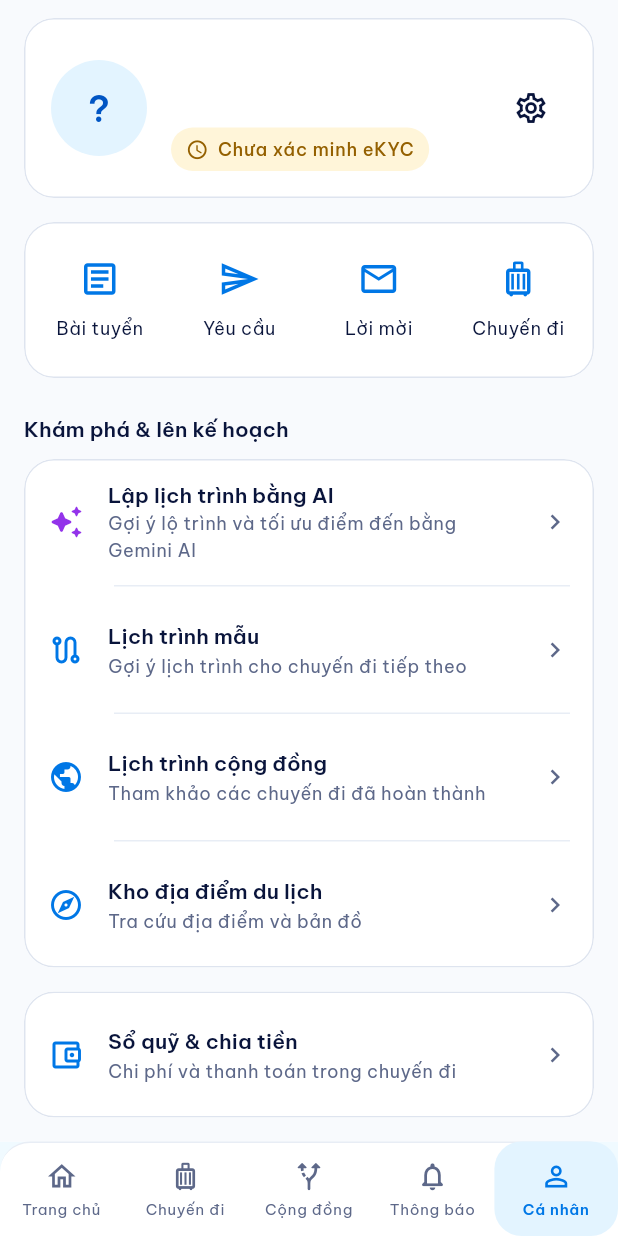
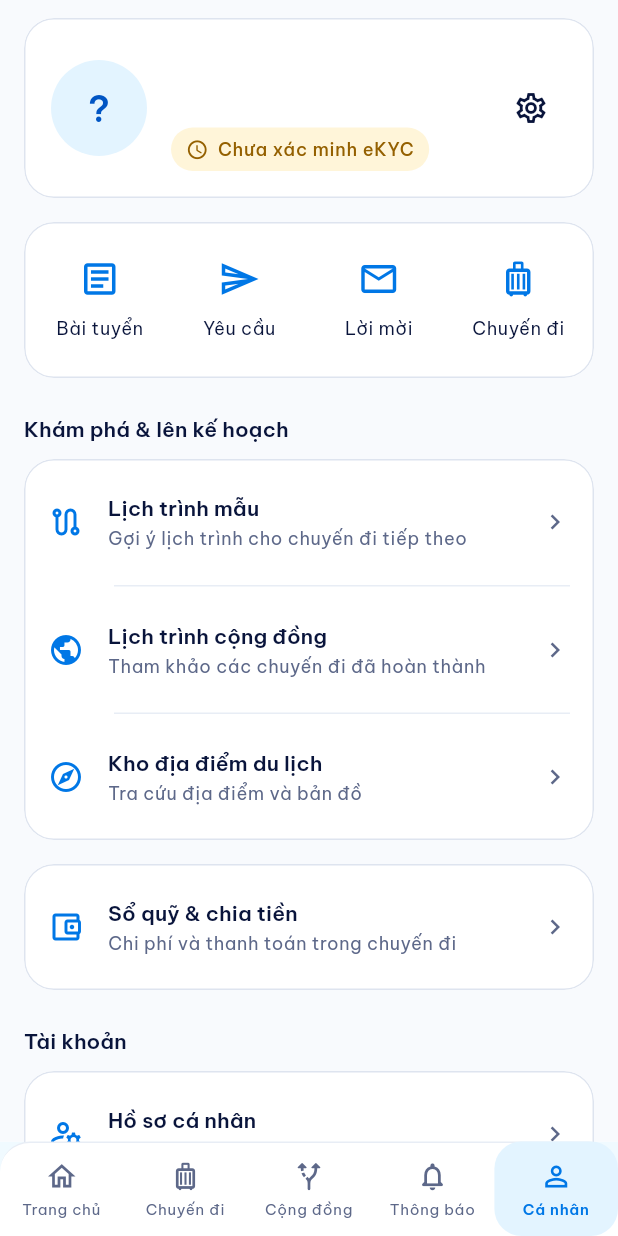
Before and after one commit to TranLongNhat8880/FeelingTrip, a Flutter app: the HomeScreen screen opened directly, item 5 of the bottom bar chosen, on a phone screen of 412 x 824 dp. Run offline on Flutter 3.47's test engine with Material 3 defaults, Android fonts, the phone set to English and light mode, and no system bars; our stand-ins replace flutter_map, image_picker, latlong2, shared_preferences; accounts and stored records are empty; network calls fail.

Commit message:
refactor(home): remove AI planner entry points from UI for report consistency

```diff
--- a/frontend/lib/features/home/views/home_screen.dart
+++ b/frontend/lib/features/home/views/home_screen.dart
@@ -295,48 +295,6 @@ class _HomeScreenState extends State<HomeScreen> {
                           Text(
                             'Tiện ích cho chuyến đi',
                             style: text.titleSmall,
-                          ),
-                          const SizedBox(height: 12),
-                          AppCard(
-                            outlined: true,
-                            onTap: () => Navigator.pushNamed(
-                              context,
-                              AppRoutes.aiPlanner,
-                            ),
-                            child: Row(
-                              children: [
-                                const Icon(
-                                  Icons.auto_awesome_rounded,
-                                  color: Color(0xFF9333EA),
-                                  size: 24,
-                                ),
-                                const SizedBox(width: 14),
-                                Expanded(
-                                  child: Column(
-                                    crossAxisAlignment:
-                                        CrossAxisAlignment.start,
-                                    children: [
-                                      Text(
-                                        'Lập lịch trình bằng AI (Gemini)',
-                                        style: text.titleSmall,
-                                      ),
-                                      const SizedBox(height: 3),
-                                      Text(
-                                        'Gợi ý lộ trình, dự toán ngân sách và tối ưu điểm đến',
-                                        style: text.bodySmall?.copyWith(
-                                          color: AppColors.textSecondary,
-                                        ),
-                                      ),
-                                    ],
-                                  ),
-                                ),
-                                const Icon(
-                                  Icons.chevron_right,
-                                  color: AppColors.textSecondary,
-                                  size: 20,
-                                ),
-                              ],
-                            ),
                           ),
                           const SizedBox(height: 12),
                           AppCard(
@@ -673,17 +631,6 @@ class _HomeScreenState extends State<HomeScreen> {
             ),
             ListTile(
               leading: const Icon(
-                Icons.auto_awesome_rounded,
-                color: Color(0xFF9333EA),
-              ),
-              title: const Text('Lên lịch trình AI'),
-              onTap: () {
-                Navigator.pop(context);
-                Navigator.pushNamed(context, AppRoutes.aiPlanner);
-              },
-            ),
-            ListTile(
-              leading: const Icon(
                 Icons.account_balance_wallet_outlined,
                 color: Color(0xFF16A34A),
               ),
--- a/frontend/lib/features/home/views/personal_content.dart
+++ b/frontend/lib/features/home/views/personal_content.dart
@@ -157,15 +157,6 @@ class PersonalContent extends StatelessWidget {
                   padding: EdgeInsets.zero,
                   child: Column(
                     children: [
-                      _entry(
-                        context,
-                        'Lập lịch trình bằng AI',
-                        'Gợi ý lộ trình và tối ưu điểm đến bằng Gemini AI',
-                        Icons.auto_awesome_rounded,
-                        () => Navigator.pushNamed(context, AppRoutes.aiPlanner),
-                        iconColor: const Color(0xFF9333EA),
-                      ),
-                      const Divider(height: 1, indent: 60, endIndent: 16),
                       _entry(
                         context,
                         'Lịch trình mẫu',
```
